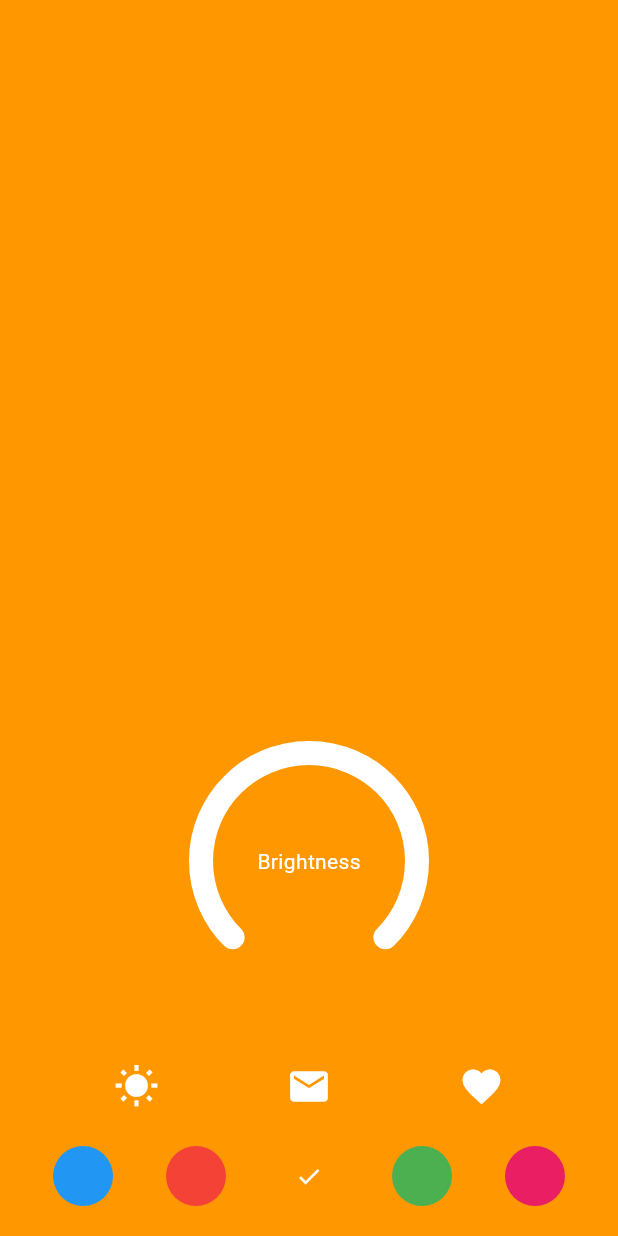
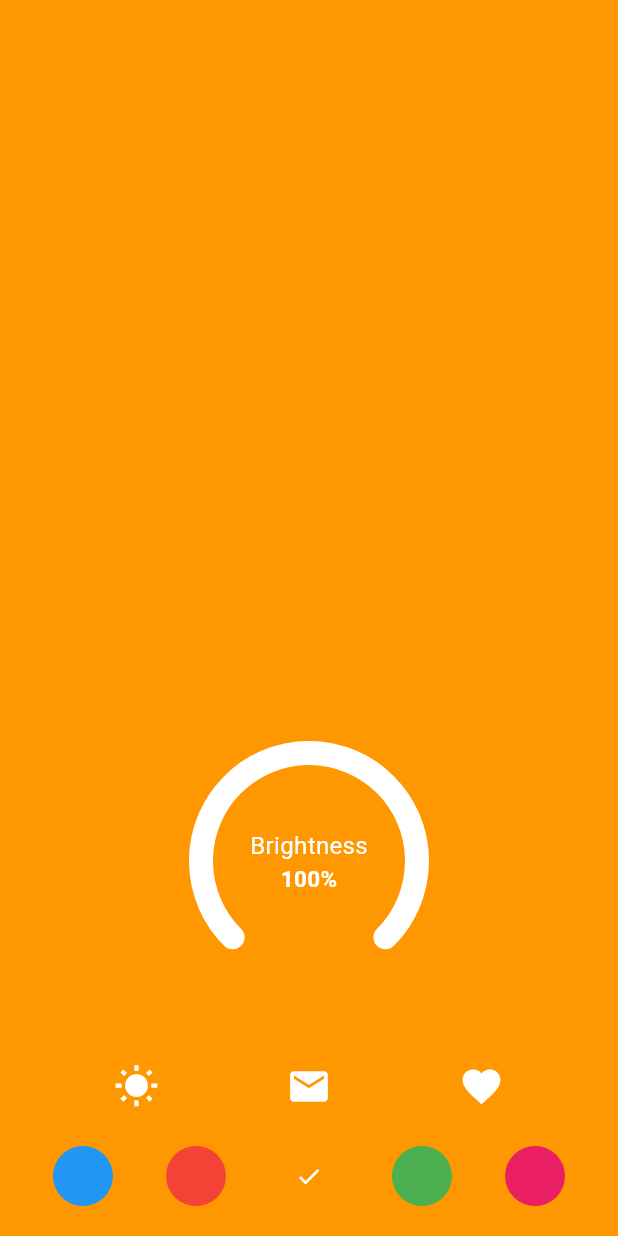
Before and after one commit to shruverse/night_reader, a Flutter app: the screen it shows after launch, on a phone screen of 412 x 824 dp. Run offline on Flutter 3.47's test engine with Material 3 defaults, Android fonts, the phone set to English and light mode, and no system bars; drawn by our look-alikes of sleek_circular_slider; our stand-ins replace shared_preferences.

Commit message:
brightness percentage info displayed

```diff
--- a/lib/main.dart
+++ b/lib/main.dart
@@ -182,8 +182,17 @@ class _NightReaderScreenState extends State<NightReaderScreen> {
                     dotColor: Colors.white,
                   ),
                   infoProperties: InfoProperties(
-                    modifier: (double value) => 'Brightness',
-                    mainLabelStyle: const TextStyle(color: Colors.white),
+                    topLabelText: 'Brightness',
+                    topLabelStyle: const TextStyle(
+                      color: Colors.white,
+                      fontSize: 16,
+                    ),
+                    modifier: (double value) => '${value.round()}%',
+                    mainLabelStyle: const TextStyle(
+                      color: Colors.white,
+                      fontSize: 15,
+                      fontWeight: FontWeight.bold,
+                    ),
                   ),
                 ),
                 onChange: (value) {
```
